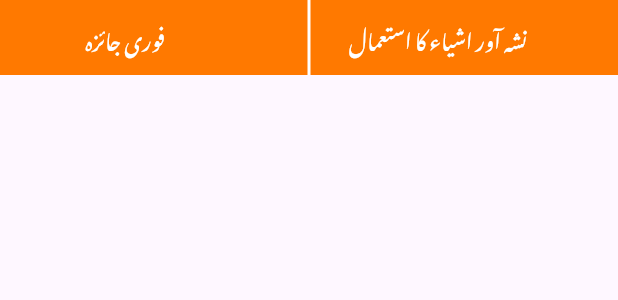
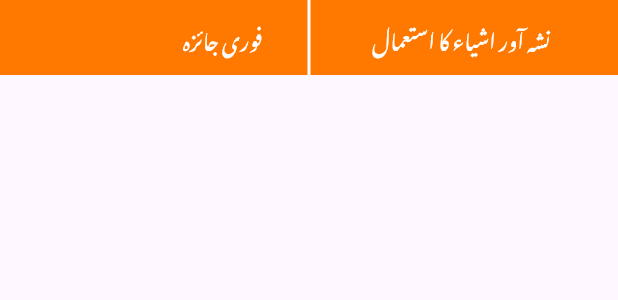
Before and after one commit to Alimazharsultan/ur_mhgap_sud, a Flutter app: the ArrowNavigationContainer widget shown alone on an empty page, opened directly, on a phone screen of 412 x 824 dp. Shown: the top 300 px of the screen. Run offline on Flutter 3.47's test engine with Material 3 defaults, Android fonts, the phone set to English and light mode, and no system bars; our stand-ins replace bloc.

Commit message:
arrow navigation bar text fix

```diff
--- a/lib/components/arrow_navigation_container.dart
+++ b/lib/components/arrow_navigation_container.dart
@@ -20,6 +20,10 @@ class ArrowNavigationContainer extends StatelessWidget {
     return Container(
         color: navigationBarColor,
         height: 50,
+        child: ConstrainedBox(
+          constraints: const BoxConstraints(
+            minHeight: 50.0,
+          ),
           child: Stack(
             children: <Widget>[
               // Back arrow on the right
@@ -35,12 +39,11 @@ class ArrowNavigationContainer extends StatelessWidget {
               Row(
                 mainAxisAlignment: MainAxisAlignment.center,
                 children: <Widget>[
-
                   Container(
-                alignment: Alignment.centerLeft,
-                width: 150,
+                    alignment: Alignment.centerRight,
+                    width: 160,
                     child: Padding(
-                    padding: const EdgeInsets.only(right: 10),
+                        padding: const EdgeInsets.only(right: 30),
                         child: BaseTextComponent(
                           text: text,
                           color: sideBarTextColor,
@@ -50,15 +53,16 @@ class ArrowNavigationContainer extends StatelessWidget {
                     alignment: Alignment.center,
                     child: Container(
                       height: 50, // Adjust the height to fit your design needs
-                  width: 2, // Adjust the width for the thickness of the divider
+                      width:
+                          2, // Adjust the width for the thickness of the divider
                       color: sideBarTextColor,
                     ),
                   ),
                   Container(
-                alignment: Alignment.center,
-                width: 150,
+                    alignment: Alignment.centerRight,
+                    width: 160,
                     child: const Padding(
-                  padding: EdgeInsets.only(left: 20),
+                      padding: EdgeInsets.only(left: 0),
                       child: BaseTextComponent(
                         text: 'نشہ آور اشیاء کا استعمال',
                         color: sideBarTextColor,
@@ -73,7 +77,8 @@ class ArrowNavigationContainer extends StatelessWidget {
                 Align(
                   alignment: Alignment.centerLeft,
                   child: IconButton(
-                icon: const Icon(Icons.remove_red_eye, color: sideBarTextColor),
+                    icon: const Icon(Icons.remove_red_eye,
+                        color: sideBarTextColor),
                     onPressed: () {
                       navigateHomeWithSlideTransition(context);
                     },
@@ -81,6 +86,6 @@ class ArrowNavigationContainer extends StatelessWidget {
                 ),
             ],
           ),
-    );
+        ));
   }
 }
```
Lines whose indentation alone changed are shown as unchanged.
